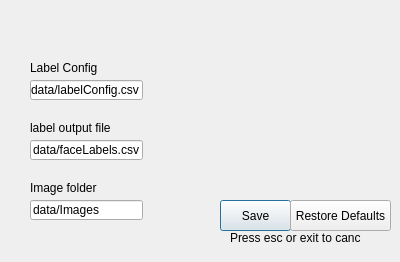
ablacklama/FaceLabeler, file settings.ui: the form before one commit.
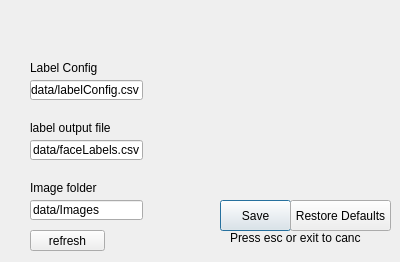
The form after the commit. Icons and pictures are not drawn.

Commit message: added refresh button to settings

```diff
--- a/settings.ui
+++ b/settings.ui
@@ -143,6 +143,19 @@
     <string>Restore Defaults</string>
    </property>
   </widget>
+  <widget class="QPushButton" name="refreshButton">
+   <property name="geometry">
+    <rect>
+     <x>30</x>
+     <y>230</y>
+     <width>75</width>
+     <height>21</height>
+    </rect>
+   </property>
+   <property name="text">
+    <string>refresh</string>
+   </property>
+  </widget>
  </widget>
  <resources/>
  <connections/>
```
The commit also changes 1 other file.
